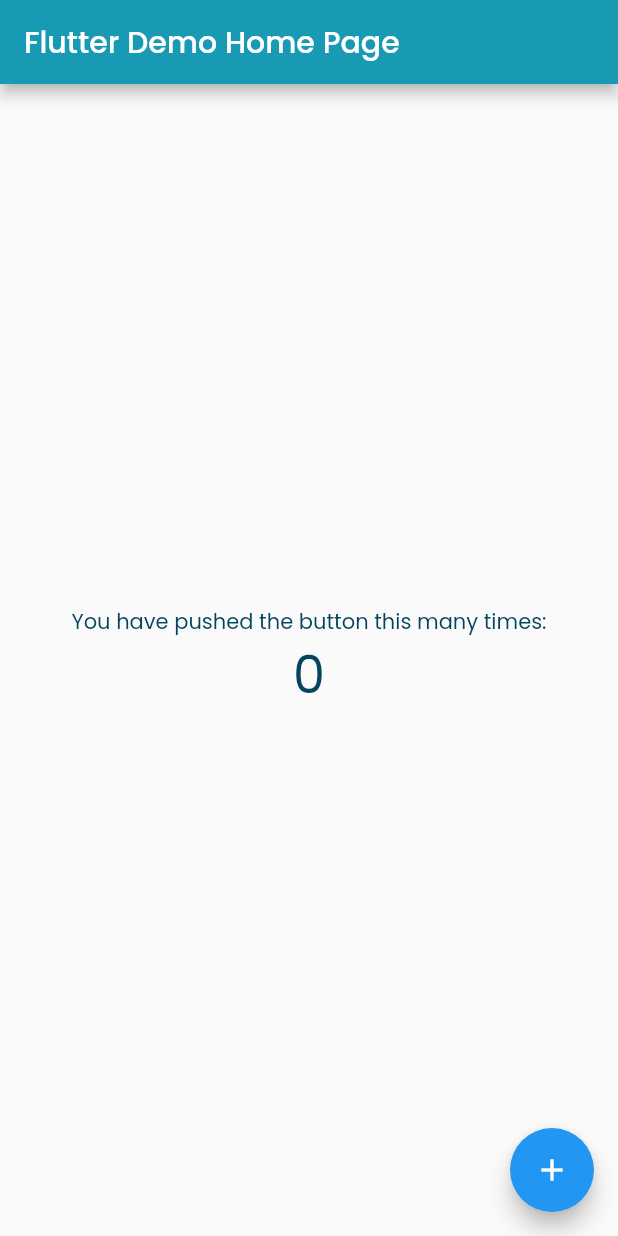
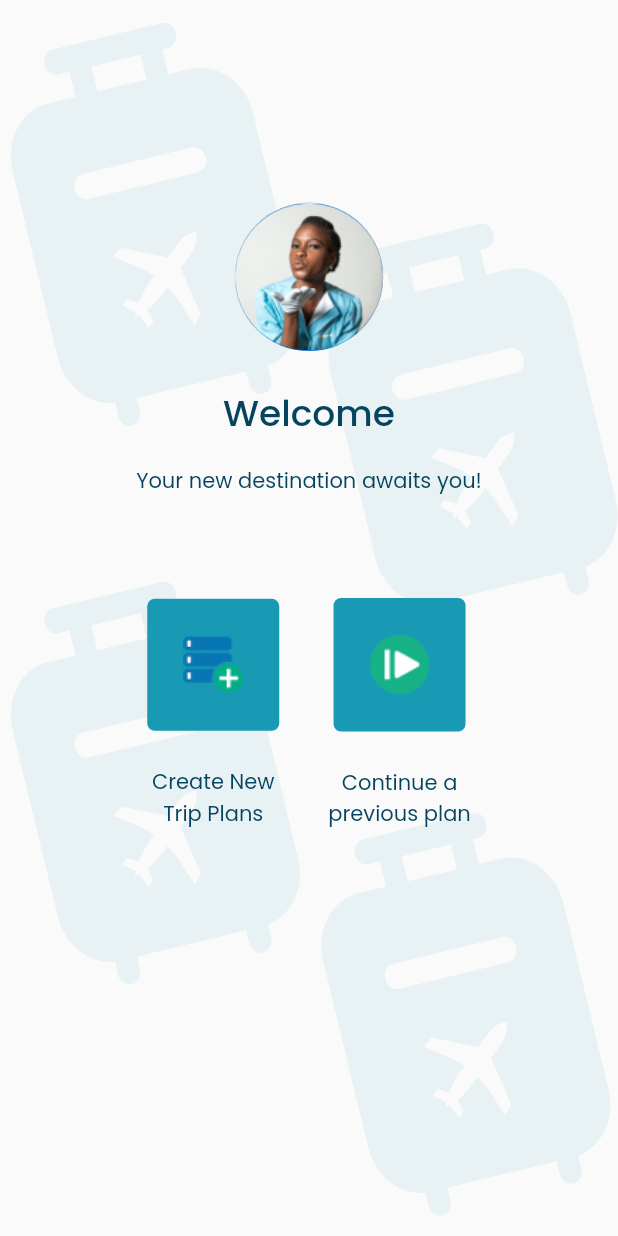
Before and after one commit to sajalAppdevs/trips, a Flutter app: the screen it shows after launch, on a phone screen of 412 x 824 dp. Run offline on Flutter 3.47's test engine with Material 2 defaults, Android fonts, the phone set to English and light mode, and no system bars; our stand-ins replace flutter_svg, google_fonts.

Commit message:
finished up home screen

```diff
--- a/lib/main.dart
+++ b/lib/main.dart
@@ -1,5 +1,7 @@
 import 'package:flutter/material.dart';
 
+import 'presentation/core/routes.dart';
+import 'presentation/core/strings.dart';
 import 'presentation/core/theme.dart';
 
 void main() {
@@ -9,98 +11,13 @@
 class MyApp extends StatelessWidget {
   const MyApp({Key? key}) : super(key: key);
 
-  // This widget is the root of your application.
   @override
   Widget build(BuildContext context) {
     return MaterialApp(
-      title: 'Flutter Demo',
+      debugShowCheckedModeBanner: false,
+      title: Strings.appName,
       theme: theme,
-      home: const MyHomePage(title: 'Flutter Demo Home Page'),
+      routes: Routes.routes,
     );
   }
 }
-
-class MyHomePage extends StatefulWidget {
-  const MyHomePage({Key? key, required this.title}) : super(key: key);
-
-  // This widget is the home page of your application. It is stateful, meaning
-  // that it has a State object (defined below) that contains fields that affect
-  // how it looks.
-
-  // This class is the configuration for the state. It holds the values (in this
-  // case the title) provided by the parent (in this case the App widget) and
-  // used by the build method of the State. Fields in a Widget subclass are
-  // always marked "final".
-
-  final String title;
-
-  @override
-  State<MyHomePage> createState() => _MyHomePageState();
-}
-
-class _MyHomePageState extends State<MyHomePage> {
-  int _counter = 0;
-
-  void _incrementCounter() {
-    setState(() {
-      // This call to setState tells the Flutter framework that something has
-      // changed in this State, which causes it to rerun the build method below
-      // so that the display can reflect the updated values. If we changed
-      // _counter without calling setState(), then the build method would not be
-      // called again, and so nothing would appear to happen.
-      _counter++;
-    });
-  }
-
-  @override
-  Widget build(BuildContext context) {
-    // This method is rerun every time setState is called, for instance as done
-    // by the _incrementCounter method above.
-    //
-    // The Flutter framework has been optimized to make rerunning build methods
-    // fast, so that you can just rebuild anything that needs updating rather
-    // than having to individually change instances of widgets.
-    return Scaffold(
-      appBar: AppBar(
-        // Here we take the value from the MyHomePage object that was created by
-        // the App.build method, and use it to set our appbar title.
-        title: Text(widget.title),
-      ),
-      body: Center(
-        // Center is a layout widget. It takes a single child and positions it
-        // in the middle of the parent.
-        child: Column(
-          // Column is also a layout widget. It takes a list of children and
-          // arranges them vertically. By default, it sizes itself to fit its
-          // children horizontally, and tries to be as tall as its parent.
-          //
-          // Invoke "debug painting" (press "p" in the console, choose the
-          // "Toggle Debug Paint" action from the Flutter Inspector in Android
-          // Studio, or the "Toggle Debug Paint" command in Visual Studio Code)
-          // to see the wireframe for each widget.
-          //
-          // Column has various properties to control how it sizes itself and
-          // how it positions its children. Here we use mainAxisAlignment to
-          // center the children vertically; the main axis here is the vertical
-          // axis because Columns are vertical (the cross axis would be
-          // horizontal).
-          mainAxisAlignment: MainAxisAlignment.center,
-          children: <Widget>[
-            const Text(
-              'You have pushed the button this many times:',
-            ),
-            Text(
-              '$_counter',
-              style: Theme.of(context).textTheme.headline4,
-            ),
-          ],
-        ),
-      ),
-      floatingActionButton: FloatingActionButton(
-        onPressed: _incrementCounter,
-        tooltip: 'Increment',
-        child: const Icon(Icons.add),
-      ), // This trailing comma makes auto-formatting nicer for build methods.
-    );
-  }
-}
--- /dev/null
+++ b/lib/presentation/core/assets.dart
@@ -0,0 +1,10 @@
+class Assets {
+  const Assets._();
+
+  static const user = 'assets/images/user.png';
+
+  // Home
+  static const homeBackground = 'assets/images/home_background.svg';
+  static const createTrip = 'assets/images/create_trip.png';
+  static const continuePlan = 'assets/images/continue_plan.png';
+}
--- /dev/null
+++ b/lib/presentation/core/dimens.dart
@@ -0,0 +1,16 @@
+import 'package:flutter/material.dart';
+
+const sPadding = 24.0;
+const sSecondaryPadding = sPadding - sPadding / 3;
+
+Widget vSpace([double height = sPadding]) {
+  return SizedBox(
+    height: height,
+  );
+}
+
+Widget hSpace([double width = sPadding]) {
+  return SizedBox(
+    width: width,
+  );
+}
--- /dev/null
+++ b/lib/presentation/core/routes.dart
@@ -0,0 +1,15 @@
+import 'package:flutter/material.dart';
+
+import '../screens/home.dart';
+
+class Routes {
+  const Routes._();
+
+  static const home = "/";
+  static const dashboard = "/dashboard";
+  static const account = "/account";
+
+  static Map<String, Widget Function(BuildContext)> routes = {
+    home: (context) => const HomeScreen(),
+  };
+}
--- /dev/null
+++ b/lib/presentation/core/strings.dart
@@ -0,0 +1,11 @@
+class Strings {
+  const Strings._();
+
+  static const appName = 'Trips';
+
+  // Home
+  static const welcome = 'Welcome';
+  static const homeSubtitle = 'Your new destination awaits you!';
+  static const createTrip = 'Create New\nTrip Plans';
+  static const continuePlan = 'Continue a\nprevious plan';
+}
--- /dev/null
+++ b/lib/presentation/screens/home.dart
@@ -0,0 +1,75 @@
+import 'package:flutter/material.dart';
+import 'package:flutter_svg/flutter_svg.dart';
+
+import '../core/assets.dart';
+import '../core/dimens.dart';
+import '../core/routes.dart';
+import '../core/strings.dart';
+import '../widgets/image_box.dart';
+import '../widgets/user_image.dart';
+
+class HomeScreen extends StatelessWidget {
+  const HomeScreen({Key? key}) : super(key: key);
+
+  @override
+  Widget build(BuildContext context) {
+    final theme = Theme.of(context);
+    return Scaffold(
+      body: SafeArea(
+        child: Stack(
+          children: [
+            SvgPicture.asset(Assets.homeBackground),
+            Center(
+              child: Column(
+                children: [
+                  const Spacer(flex: 2),
+                  const FractionallySizedBox(
+                    widthFactor: 0.24,
+                    child: FittedBox(
+                      fit: BoxFit.fill,
+                      child: UserImage(),
+                    ),
+                  ),
+                  vSpace(),
+                  Text(
+                    Strings.welcome,
+                    style: theme.textTheme.headline5?.copyWith(
+                      fontWeight: FontWeight.w500,
+                    ),
+                  ),
+                  vSpace(sSecondaryPadding),
+                  const Text(
+                    Strings.homeSubtitle,
+                  ),
+                  const Spacer(flex: 1),
+                  Row(
+                    children: [
+                      const Spacer(flex: 3),
+                      ImageBox(
+                        asset: Assets.createTrip,
+                        text: Strings.createTrip,
+                        onClick: () {
+                          Navigator.pushNamed(context, Routes.dashboard);
+                        },
+                      ),
+                      const Spacer(flex: 1),
+                      ImageBox(
+                        asset: Assets.continuePlan,
+                        text: Strings.continuePlan,
+                        onClick: () {
+                          Navigator.pushNamed(context, Routes.dashboard);
+                        },
+                      ),
+                      const Spacer(flex: 3),
+                    ],
+                  ),
+                  const Spacer(flex: 4),
+                ],
+              ),
+            ),
+          ],
+        ),
+      ),
+    );
+  }
+}
--- /dev/null
+++ b/lib/presentation/widgets/image_box.dart
@@ -0,0 +1,44 @@
+import 'package:flutter/material.dart';
+
+import '../core/dimens.dart';
+
+class ImageBox extends StatelessWidget {
+  final String asset;
+  final String text;
+  final double padding;
+  final Function()? onClick;
+
+  const ImageBox({
+    Key? key,
+    required this.asset,
+    required this.text,
+    this.padding = sPadding,
+    this.onClick,
+  }) : super(key: key);
+
+  @override
+  Widget build(BuildContext context) {
+    final theme = Theme.of(context);
+
+    return Column(
+      children: [
+        InkWell(
+          onTap: onClick,
+          child: Container(
+            padding: EdgeInsets.all(padding),
+            decoration: BoxDecoration(
+              borderRadius: BorderRadius.circular(5),
+              color: theme.colorScheme.primary,
+            ),
+            child: Image.asset(asset),
+          ),
+        ),
+        vSpace(padding),
+        Text(
+          text,
+          textAlign: TextAlign.center,
+        ),
+      ],
+    );
+  }
+}
--- /dev/null
+++ b/lib/presentation/widgets/user_image.dart
@@ -0,0 +1,16 @@
+import 'package:flutter/material.dart';
+
+import '../core/assets.dart';
+
+class UserImage extends StatelessWidget {
+  const UserImage({Key? key}) : super(key: key);
+
+  @override
+  Widget build(BuildContext context) {
+    return CircleAvatar(
+      child: Image.asset(
+        Assets.user,
+      ),
+    );
+  }
+}
```
Also changed, not shown: pubspec.yaml (+3 -29 lines), assets/images/continue_plan.png (added), assets/images/create_trip.png (added), assets/images/home_background.svg (added), assets/images/user.png (added), pubspec.lock.
